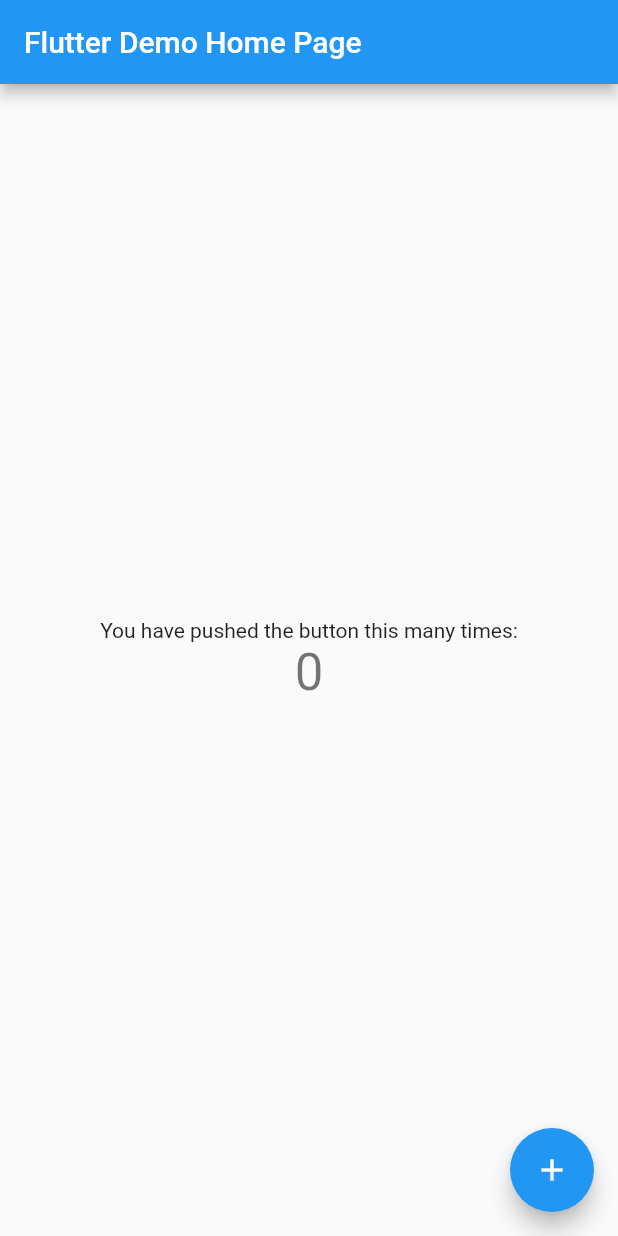
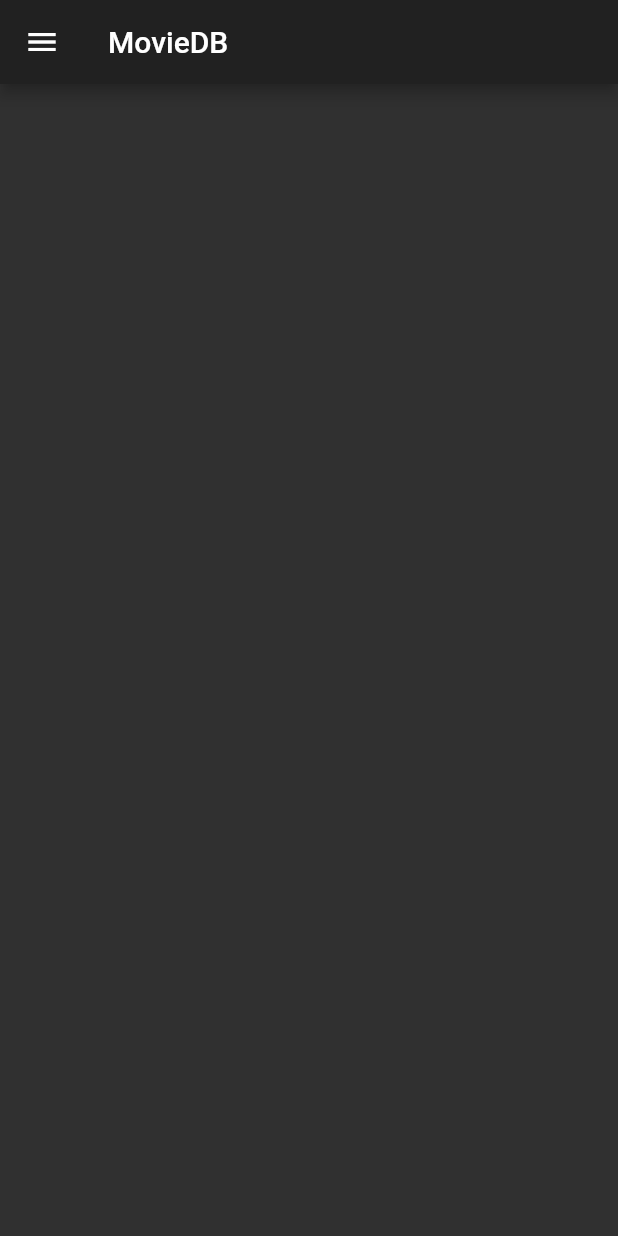
Before and after one commit to elfanticos/the_movie_app, a Flutter app: the screen it shows after launch, on a phone screen of 412 x 824 dp. Run offline on Flutter 3.47's test engine with Material 2 defaults, Android fonts, the phone set to English and light mode, and no system bars.

Commit message:
Incorporando nuevos cambios

```diff
--- /dev/null
+++ b/lib/home.dart
@@ -0,0 +1,43 @@
+import 'package:flutter/material.dart';
+
+class Home extends StatefulWidget {
+  @override
+  _HomeState createState() => new _HomeState();
+ }
+class _HomeState extends State<Home> {
+  @override
+  Widget build(BuildContext context) {
+    return new Scaffold(
+      appBar: new AppBar(
+        title: new Text('MovieDB'),
+      ),
+      drawer: new Drawer(
+        child: ListView(
+          children: <Widget>[
+            new DrawerHeader(
+              child: new Text('MovieDB'),
+              decoration: new BoxDecoration(
+                color: Colors.purple
+              ),
+            ),
+            new ListTile(
+              title: new Text('Peliculas'),
+              trailing: new Icon(Icons.local_movies),
+            ),
+            new Divider(height: 5.0,),
+            new ListTile(
+              title: new Text('Televisión'),
+              trailing: new Icon(Icons.live_tv),
+            ),
+            new Divider(height: 5.0,),
+            new ListTile(
+              title: new Text('Cerrar'),
+              trailing: new Icon(Icons.close),
+              onTap: () => Navigator.of(context).pop(),
+            ),
+          ],
+        ),
+      ),
+    );
+  }
+}
--- a/lib/main.dart
+++ b/lib/main.dart
@@ -1,111 +1,9 @@
 import 'package:flutter/material.dart';
+import 'package:the_movie_app/home.dart';
 
-void main() => runApp(MyApp());
-
-class MyApp extends StatelessWidget {
-  // This widget is the root of your application.
-  @override
-  Widget build(BuildContext context) {
-    return MaterialApp(
-      title: 'Flutter Demo',
-      theme: ThemeData(
-        // This is the theme of your application.
-        //
-        // Try running your application with "flutter run". You'll see the
-        // application has a blue toolbar. Then, without quitting the app, try
-        // changing the primarySwatch below to Colors.green and then invoke
-        // "hot reload" (press "r" in the console where you ran "flutter run",
-        // or simply save your changes to "hot reload" in a Flutter IDE).
-        // Notice that the counter didn't reset back to zero; the application
-        // is not restarted.
-        primarySwatch: Colors.blue,
-      ),
-      home: MyHomePage(title: 'Flutter Demo Home Page'),
-    );
-  }
+void main() {
+  runApp(MaterialApp(
+   home: new Home(),
+   theme: new ThemeData.dark(),
+  ));
 }
-
-class MyHomePage extends StatefulWidget {
-  MyHomePage({Key key, this.title}) : super(key: key);
-
-  // This widget is the home page of your application. It is stateful, meaning
-  // that it has a State object (defined below) that contains fields that affect
-  // how it looks.
-
-  // This class is the configuration for the state. It holds the values (in this
-  // case the title) provided by the parent (in this case the App widget) and
-  // used by the build method of the State. Fields in a Widget subclass are
-  // always marked "final".
-
-  final String title;
-
-  @override
-  _MyHomePageState createState() => _MyHomePageState();
-}
-
-class _MyHomePageState extends State<MyHomePage> {
-  int _counter = 0;
-
-  void _incrementCounter() {
-    setState(() {
-      // This call to setState tells the Flutter framework that something has
-      // changed in this State, which causes it to rerun the build method below
-      // so that the display can reflect the updated values. If we changed
-      // _counter without calling setState(), then the build method would not be
-      // called again, and so nothing would appear to happen.
-      _counter++;
-    });
-  }
-
-  @override
-  Widget build(BuildContext context) {
-    // This method is rerun every time setState is called, for instance as done
-    // by the _incrementCounter method above.
-    //
-    // The Flutter framework has been optimized to make rerunning build methods
-    // fast, so that you can just rebuild anything that needs updating rather
-    // than having to individually change instances of widgets.
-    return Scaffold(
-      appBar: AppBar(
-        // Here we take the value from the MyHomePage object that was created by
-        // the App.build method, and use it to set our appbar title.
-        title: Text(widget.title),
-      ),
-      body: Center(
-        // Center is a layout widget. It takes a single child and positions it
-        // in the middle of the parent.
-        child: Column(
-          // Column is also layout widget. It takes a list of children and
-          // arranges them vertically. By default, it sizes itself to fit its
-          // children horizontally, and tries to be as tall as its parent.
-          //
-          // Invoke "debug painting" (press "p" in the console, choose the
-          // "Toggle Debug Paint" action from the Flutter Inspector in Android
-          // Studio, or the "Toggle Debug Paint" command in Visual Studio Code)
-          // to see the wireframe for each widget.
-          //
-          // Column has various properties to control how it sizes itself and
-          // how it positions its children. Here we use mainAxisAlignment to
-          // center the children vertically; the main axis here is the vertical
-          // axis because Columns are vertical (the cross axis would be
-          // horizontal).
-          mainAxisAlignment: MainAxisAlignment.center,
-          children: <Widget>[
-            Text(
-              'You have pushed the button this many times:',
-            ),
-            Text(
-              '$_counter',
-              style: Theme.of(context).textTheme.display1,
-            ),
-          ],
-        ),
-      ),
-      floatingActionButton: FloatingActionButton(
-        onPressed: _incrementCounter,
-        tooltip: 'Increment',
-        child: Icon(Icons.add),
-      ), // This trailing comma makes auto-formatting nicer for build methods.
-    );
-  }
-}
```
